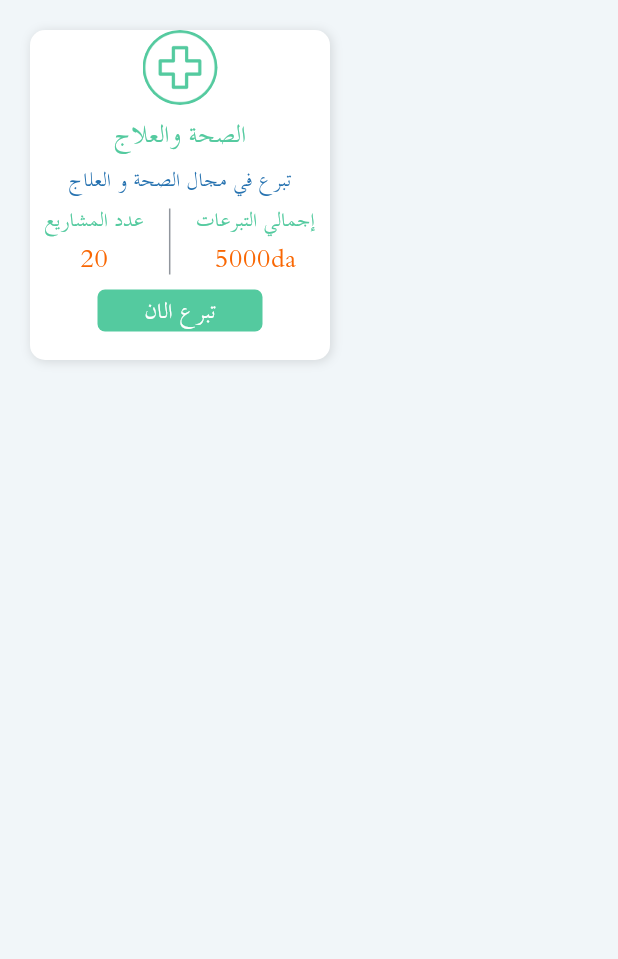
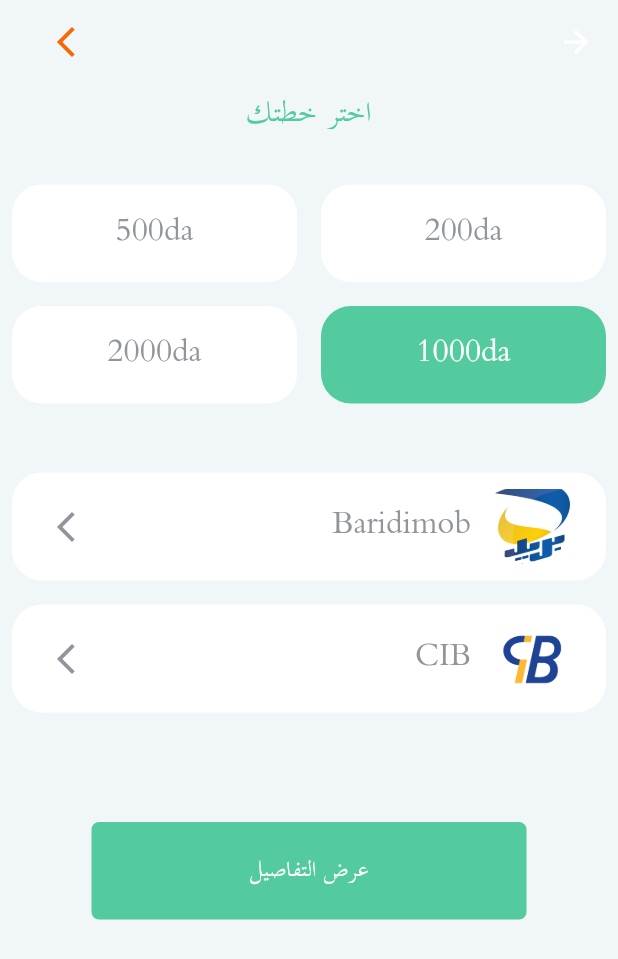
Before and after one commit to Atou4/sahim, a Flutter app: the CatCard widget shown alone on an empty page, opened directly, after a tap on "تبرع الان", on a phone screen of 412 x 824 dp. Shown: the top 959 px of the screen. Run offline on Flutter 3.47's test engine with Material 2 defaults, Android fonts, the phone set to English and light mode, and no system bars; our stand-ins replace drop_shadow, flutter_svg, percent_indicator.

Commit message:
Done with the Checkout screen

```diff
--- a/lib/screens/home/categories_widget.dart
+++ b/lib/screens/home/categories_widget.dart
@@ -1,4 +1,5 @@
 import 'package:flutter/material.dart';
+import 'package:sahim/screens/my_donation/checkout_screen.dart';
 import 'package:sahim/theme/colors.dart';
 import 'package:sahim/widgets/card_button.dart';
 
@@ -15,7 +16,7 @@ class CatCard extends StatelessWidget {
   @override
   Widget build(BuildContext context) {
     return Container(
-      margin:const EdgeInsets.all(20),
+      margin: const EdgeInsets.all(20),
       height: 220,
       width: 200,
       decoration: BoxDecoration(
@@ -100,7 +101,10 @@ class CatCard extends StatelessWidget {
           SizedBox(
             width: 120.0,
             child: ProButton(
-              onPressed: () {},
+              onPressed: () {
+                Navigator.push(context,
+                    MaterialPageRoute(builder: (_) =>  CheckoutPage()));
+              },
               text: "تبرع الان",
               color: SahimColors.green,
             ),
--- /dev/null
+++ b/lib/screens/my_donation/checkout_screen.dart
@@ -0,0 +1,152 @@
+import 'package:flutter/material.dart';
+import 'package:sahim/theme/colors.dart';
+import 'package:sahim/widgets/card_button.dart';
+
+import 'package:sahim/widgets/rounded_container.dart';
+
+class CheckoutPage extends StatelessWidget {
+  const CheckoutPage({Key? key}) : super(key: key);
+  @override
+  Widget build(BuildContext context) {
+    return Directionality(
+      textDirection: TextDirection.rtl,
+      child: Scaffold(
+        appBar: AppBar(
+          backgroundColor: Colors.transparent,
+          elevation: 0,
+          actions: [
+              Padding(
+                padding: const EdgeInsets.only(left:20.0),
+                child: IconButton(
+                  onPressed: () {
+                      Navigator.pop(context);
+                    },
+                  icon: const Icon(Icons.arrow_forward_ios,color: SahimColors.orange,)
+                        ),
+                ),
+            ],
+                     ),
+        body: SingleChildScrollView(
+          child: Column(
+            children: <Widget>[
+                    Text("اختر خطتك",
+                        style: Theme.of(context).textTheme.headline5),
+              const SizedBox(height: 20.0),
+              Row(
+                children: <Widget>[
+                  Expanded(
+                    child: Rcontainer(
+                      margin: const EdgeInsets.symmetric(
+                        vertical: 8.0,
+                        horizontal: 8.0,
+                      ),
+                      child: Column(
+                        children:  <Widget>[
+                          Text(
+                            "200da",style:Theme.of(context).textTheme.headline3!.copyWith(color: SahimColors.grey1) ,
+                          ),
+                        ],
+                      ),
+                    ),
+                  ),
+                  Expanded(
+                    child: Rcontainer(
+                      margin: const EdgeInsets.symmetric(
+                        vertical: 8.0,
+                        horizontal: 8.0,
+                      ),
+                      child: Column(
+                        children: <Widget>[
+                          Text(
+                            "500da",style:Theme.of(context).textTheme.headline3!.copyWith(color: SahimColors.grey1) ,
+                          ),
+                        ],
+                      ),
+                    ),
+                  ),
+                ],
+              ),
+              Row(
+                children: <Widget>[
+                  Expanded(
+                    child: Rcontainer(
+                      color: SahimColors.green,
+                      margin: const EdgeInsets.symmetric(
+                        vertical: 8.0,
+                        horizontal: 8.0,
+                      ),
+                      child: Column(
+                        children:  <Widget>[
+                          Text(
+                            "1000da",style:Theme.of(context).textTheme.headline3!.copyWith(color: SahimColors.white) ,
+                          ),
+                        ],
+                      ),
+                    ),
+                  ),
+                  Expanded(
+                    child: Rcontainer(
+                      margin: const EdgeInsets.symmetric(
+                        vertical: 8.0,
+                        horizontal: 8.0,
+                      ),
+                      child: Column(
+                        children: <Widget>[
+                          Text(
+                            "2000da",style:Theme.of(context).textTheme.headline3!.copyWith(color: SahimColors.grey1) ,
+                          ),
+                        ],
+                      ),
+                    ),
+                  ),
+                ],
+              ),
+              const SizedBox(height: 30.0),
+              Rcontainer(
+                color: SahimColors.white,
+                margin: const EdgeInsets.all(8.0),
+                padding: const EdgeInsets.all(8.0),
+                child: ListTile(
+                  leading: Image.asset(
+                    "assets/pics/baridimob.png",
+                    height: 50,
+                    width: 50,
+                    fit: BoxFit.cover,
+                  ),
+                  title: Text("Baridimob",style:Theme.of(context).textTheme.headline3!.copyWith(color: SahimColors.grey1) ,),
+                  trailing:const Icon(Icons.arrow_forward_ios,color: SahimColors.grey1),
+                ),
+              ),
+              Rcontainer(
+                margin: const EdgeInsets.all(8.0),
+                padding: const EdgeInsets.all(8.0),
+                child: ListTile(
+                  leading: Image.asset(
+                    "assets/pics/cib.png",
+                    height: 50,
+                    width: 50,
+                    fit: BoxFit.cover,
+                  ),
+                  title: Text("CIB",style:Theme.of(context).textTheme.headline3!.copyWith(color: SahimColors.grey1) ,),
+                  trailing:const Icon(Icons.arrow_forward_ios,color: SahimColors.grey1,),
+                ),
+              ),
+              const SizedBox(height: 20.0),
+              Container(
+                margin:const EdgeInsets.only(top: 40.0),
+                width: 300.0,
+                height: 75,
+                child:
+                ProButton(
+                onPressed: () {},
+                text: "عرض التفاصيل",
+                color: SahimColors.green,
+              ),
+              ),
+            ],
+          ),
+        ),
+      ),
+    );
+  }
+}
--- a/lib/screens/my_donation/my_donation_screen.dart
+++ b/lib/screens/my_donation/my_donation_screen.dart
@@ -1,5 +1,4 @@
 import 'package:flutter/material.dart';
-import 'package:sahim/screens/my_donation/tracking_donation_page.dart';
 import 'package:sahim/widgets/project_card_widget.dart';
 
 import '../../theme/colors.dart';
@@ -13,10 +12,25 @@ class MyDonationScreen extends StatelessWidget {
       textDirection: TextDirection.rtl,
       child: Scaffold(
         appBar: AppBar(
-          foregroundColor: SahimColors.green,
           automaticallyImplyLeading: true,
-          title: Text("تبرعاتي",style: Theme.of(context).textTheme.headline4,),
+          title: Text(
+            "تبرعاتي",
+            style: Theme.of(context).textTheme.headline4,
+          ),
           centerTitle: true,
+          actions: [
+            Padding(
+              padding: const EdgeInsets.only(left: 20.0),
+              child: IconButton(
+                  onPressed: () {
+                    Navigator.pop(context);
+                  },
+                  icon: const Icon(
+                    Icons.arrow_forward_ios,
+                    color: SahimColors.orange,
+                  )),
+            ),
+          ],
         ),
         body: Container(
           margin: const EdgeInsets.all(10),
@@ -39,7 +53,8 @@ class MyDonationScreen extends StatelessWidget {
                   orgName: "إنسان",
                   restToDonatePercentage: 14,
                   status: "تم الإيداع للجمعية",
-                  ),),
+                ),
+              ),
             ],
           ),
         ),
--- a/lib/screens/my_donation/tracking_donation_page.dart
+++ b/lib/screens/my_donation/tracking_donation_page.dart
@@ -39,7 +39,19 @@ class _TrackingDonationPageState extends State<TrackingDonationPage> {
         appBar: AppBar(
           automaticallyImplyLeading: true,
           centerTitle: true,
-          foregroundColor: SahimColors.grey1,
+          actions: [
+            Padding(
+              padding: const EdgeInsets.only(left: 20.0),
+              child: IconButton(
+                  onPressed: () {
+                    Navigator.pop(context);
+                  },
+                  icon: const Icon(
+                    Icons.arrow_forward_ios,
+                    color: SahimColors.orange,
+                  )),
+            ),
+          ],
           title: Text(
             "إجراء عمليات لمرضى السرطان",
             style: Theme.of(context).textTheme.headline4,
--- a/lib/screens/orgs/orgs_page.dart
+++ b/lib/screens/orgs/orgs_page.dart
@@ -1,5 +1,6 @@
 import 'package:flutter/material.dart';
 import 'package:sahim/screens/my_donation/my_donation_screen.dart';
+import 'package:sahim/screens/orgs/org_profile.dart';
 import 'package:sahim/screens/orgs/org_widget.dart';
 import 'package:sahim/theme/colors.dart';
 import 'package:sahim/theme/sahim_icons.dart';
--- a/lib/screens/programs/programs_page.dart
+++ b/lib/screens/programs/programs_page.dart
@@ -1,5 +1,6 @@
 import 'package:flutter/material.dart';
 import 'package:sahim/screens/my_donation/my_donation_screen.dart';
+import 'package:sahim/screens/orgs/org_profile.dart';
 import 'package:sahim/screens/programs/program_widget.dart';
 import 'package:sahim/theme/colors.dart';
 import 'package:sahim/theme/sahim_icons.dart';
--- /dev/null
+++ b/lib/widgets/rounded_container.dart
@@ -0,0 +1,45 @@
+import 'package:flutter/material.dart';
+
+class Rcontainer extends StatelessWidget {
+  const Rcontainer({
+    Key? key,
+    required this.child,
+    this.height,
+    this.width,
+    this.color = Colors.white,
+    this.padding = const EdgeInsets.all(16.0),
+    this.margin,
+    this.borderRadius,
+    this.alignment,
+    this.elevation,
+  }) : super(key: key);
+  final Widget child;
+  final double? width;
+  final double? height;
+  final Color color;
+  final EdgeInsets padding;
+  final EdgeInsets? margin;
+  final BorderRadius? borderRadius;
+  final AlignmentGeometry? alignment;
+  final double? elevation;
+
+  @override
+  Widget build(BuildContext context) {
+    return Card(
+      margin: margin ?? const EdgeInsets.all(0),
+      color: color,
+      elevation: elevation ?? 0,
+      clipBehavior: Clip.antiAlias,
+      shape: RoundedRectangleBorder(
+        borderRadius: borderRadius ?? BorderRadius.circular(20.0),
+      ),
+      child: Container(
+        alignment: alignment,
+        height: height,
+        width: width,
+        padding: padding,
+        child: child,
+      ),
+    );
+  }
+}
```
Also changed, not shown: assets/pics/baridimob.png (added), assets/pics/cib.png (added), pubspec.lock. Lines whose indentation alone changed are shown as unchanged.
